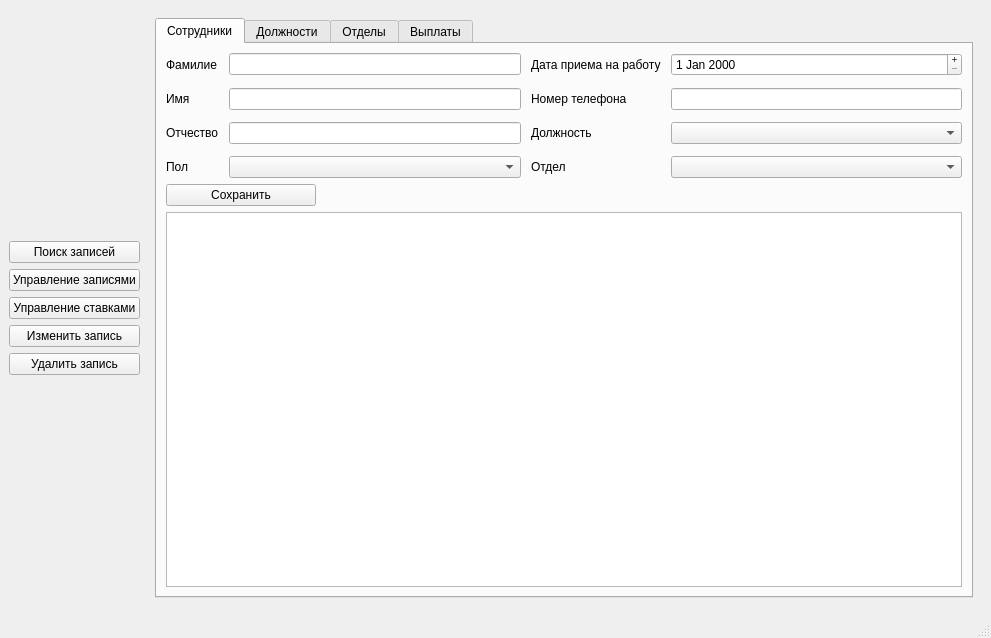
Before: the Qt Designer form mainwindow.ui in adamsHillzz/qt6-mysql-crud-app, drawn with Qt 5.
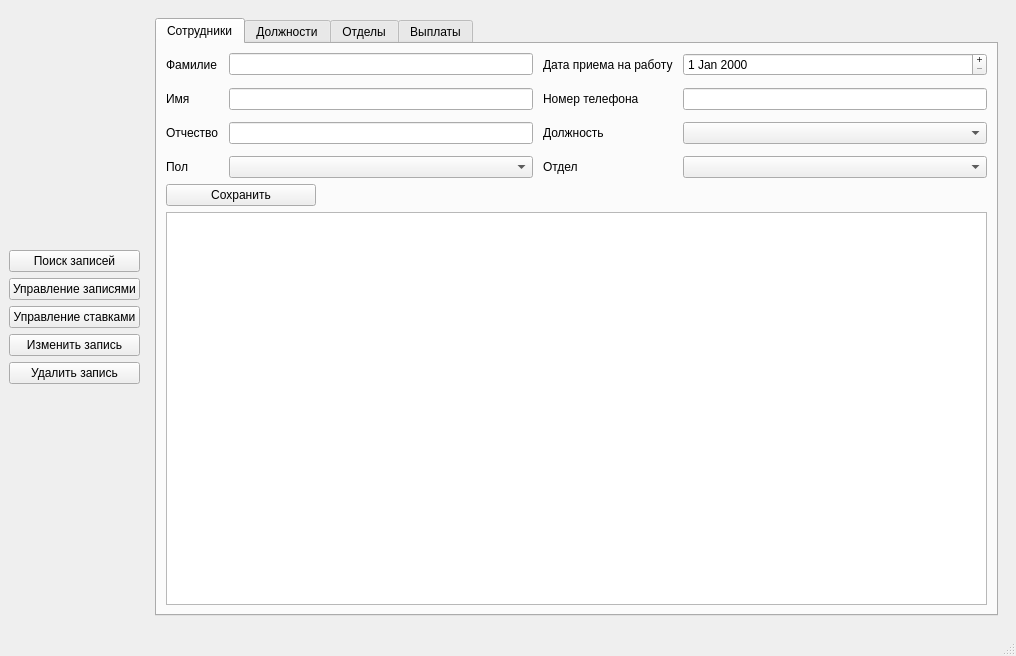
After: the same form once the commit is applied. The open tabs and pages were chosen to show the change. Icons and pictures are not drawn.

What changed in the file:
```diff
--- a/mainwindow.ui
+++ b/mainwindow.ui
@@ -6,8 +6,8 @@
    <rect>
     <x>0</x>
     <y>0</y>
-    <width>991</width>
-    <height>638</height>
+    <width>1016</width>
+    <height>656</height>
    </rect>
   </property>
   <property name="windowTitle">
@@ -17,9 +17,6 @@
    <iconset resource="icons/icons.qrc">
     <normaloff>:/team.png</normaloff>:/team.png</iconset>
   </property>
-  <property name="styleSheet">
-   <string notr="true"/>
-  </property>
   <widget class="QWidget" name="centralwidget">
    <layout class="QFormLayout" name="formLayout">
     <item row="0" column="0">
```
Left out of the diff: 4 changed lines with no effect on the pictures.
